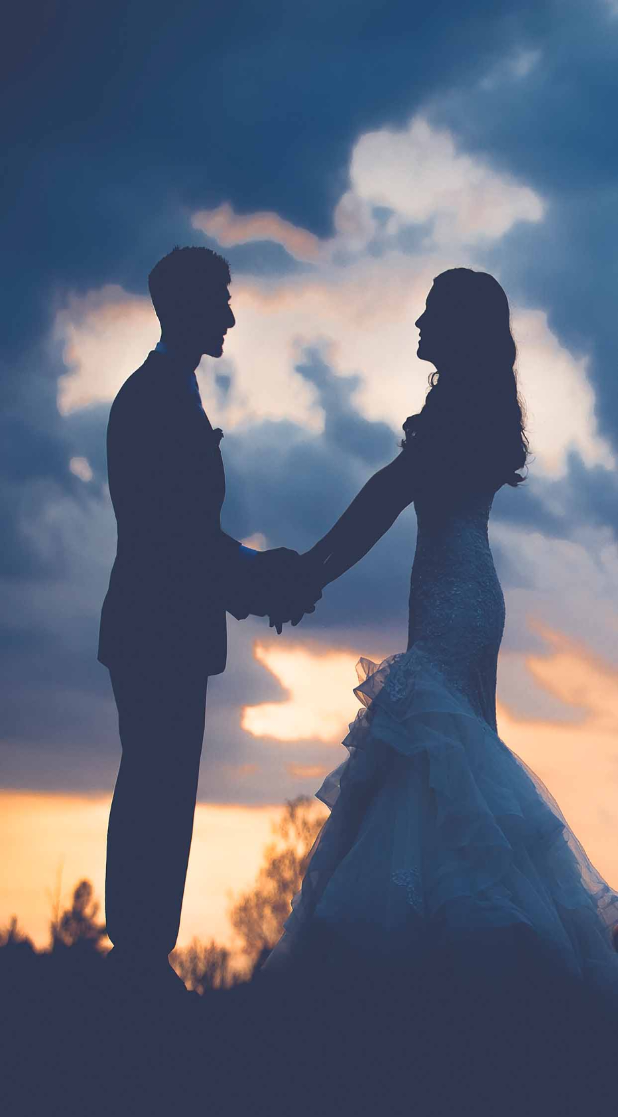
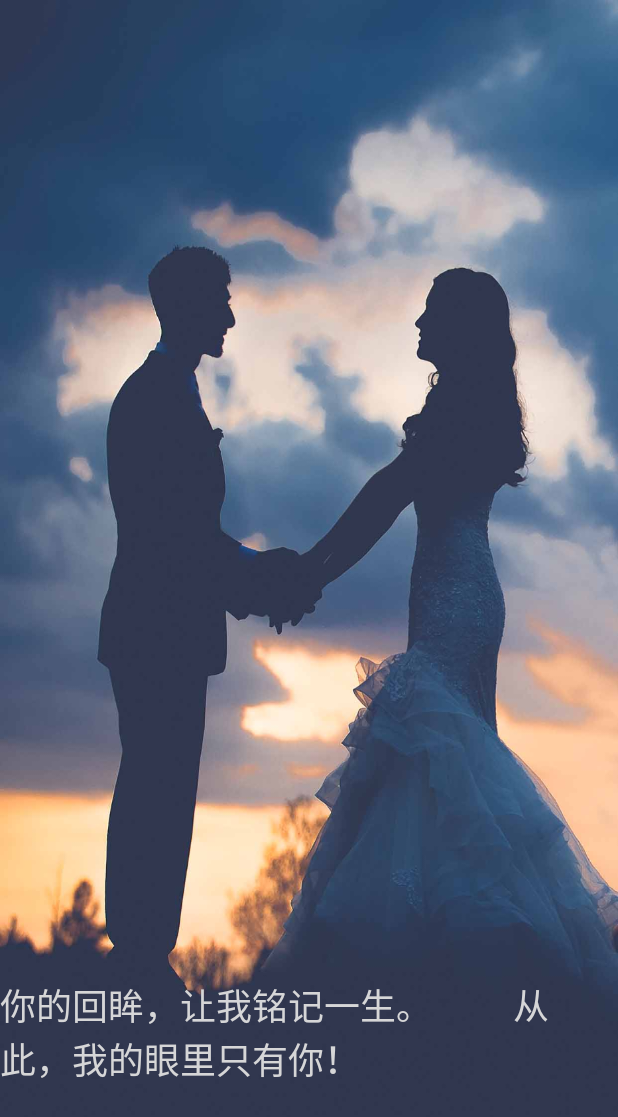
Before and after one commit to harrain/LoveSpace, an Android app: the layout activity_welcome.xml on its own in the app's theme, with its tools: preview values and no code run, on a phone screen of 412 x 824 dp. Shown: the top 1117 px of the screen. Run offline under Robolectric (Android 15) with nearby library versions, the phone set to English and light mode, and no system bars.

```diff
--- a/app/src/main/res/layout/activity_welcome.xml
+++ b/app/src/main/res/layout/activity_welcome.xml
@@ -8,13 +8,20 @@
     tools:context="com.example.lovespace.main.activity.WelcomeActivity">
 
     <ImageView
+        android:id="@+id/splash_cover"
         android:scaleType="fitXY"
         android:src="@drawable/splash_bg"
         android:layout_width="match_parent"
         android:layout_height="match_parent" />
     <TextView
-        android:visibility="invisible"
-        android:text="欢迎使用"
+        android:visibility="visible"
+        android:textSize="24sp"
+        android:textColor="@color/white"
+        android:text="你的回眸，让我铭记一生。
+        从此，我的眼里只有你！"
+        android:layout_alignParentBottom="true"
+        android:layout_centerHorizontal="true"
+        android:layout_marginBottom="100dp"
         android:layout_marginTop="100dp"
         android:layout_gravity="center"
         android:layout_width="wrap_content"
```
Also changed, not shown: app/src/main/java/com/example/lovespace/config/preference/Preferences.java (+8 -0 lines), app/src/main/java/com/example/lovespace/main/activity/WelcomeActivity.java (+57 -20 lines), app/src/main/java/com/example/lovespace/me/MeFragment.java (+35 -6 lines).
